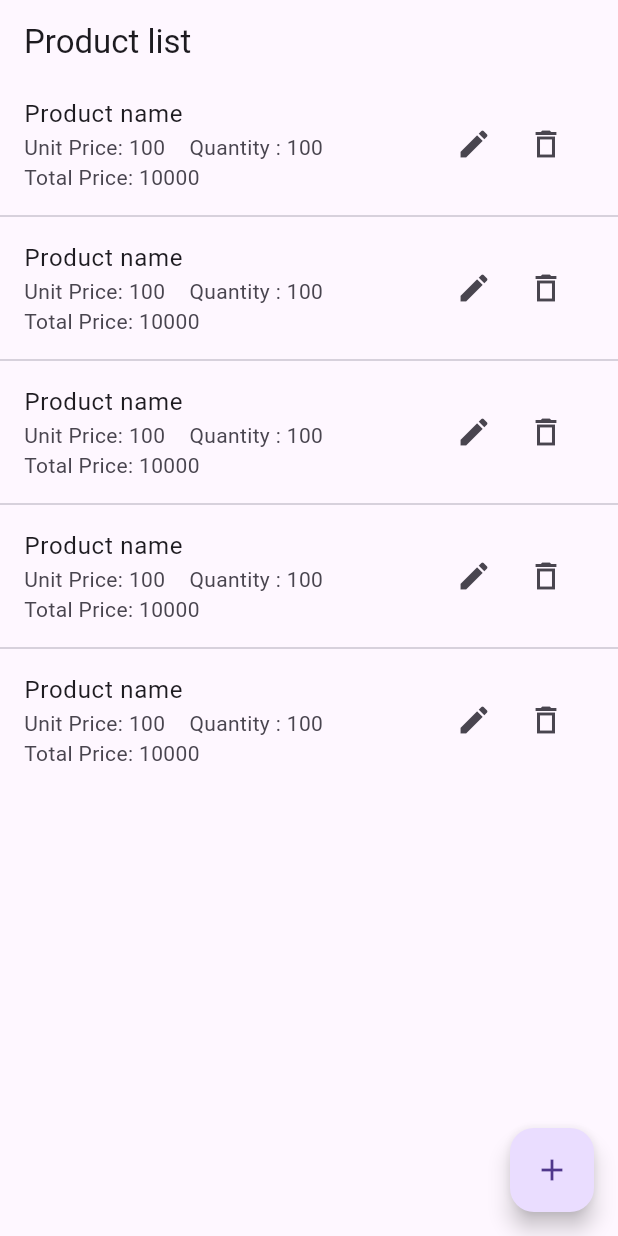
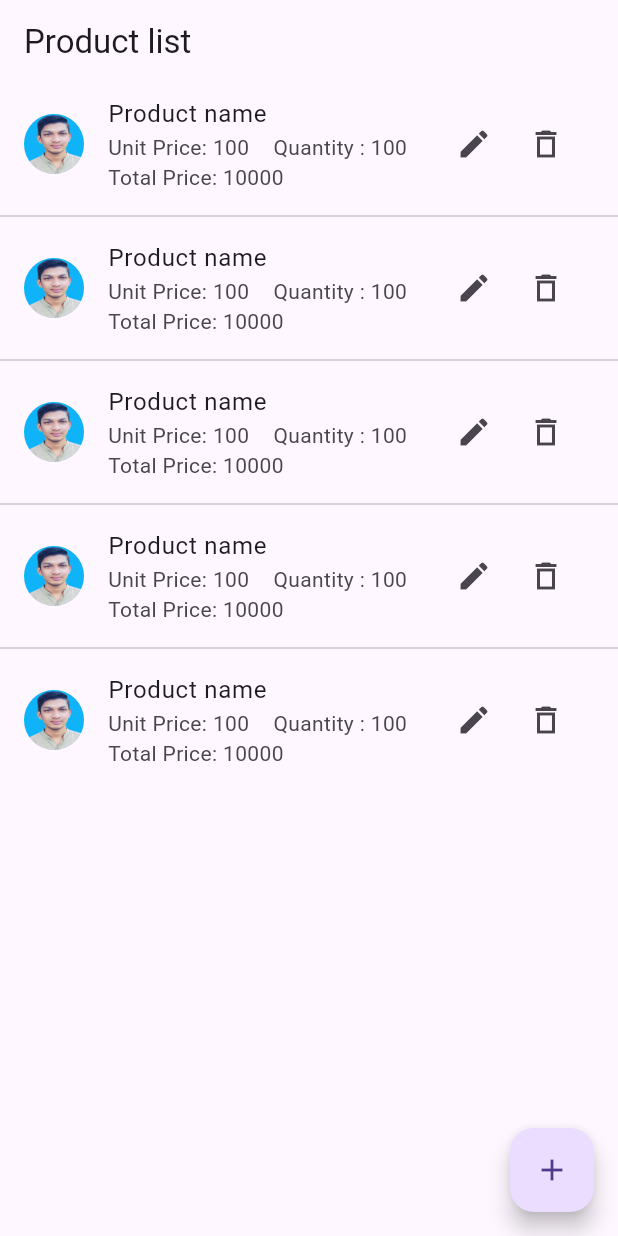
Before and after one commit to mdnahidhasan999/AppDevelopment, a Flutter app: the screen it shows after launch, on a phone screen of 412 x 824 dp. Run offline on Flutter 3.47's test engine with Material 3 defaults, Android fonts, the phone set to English and light mode, and no system bars.

Commit message:
update crud

```diff
--- a/lib/product_list_screen.dart
+++ b/lib/product_list_screen.dart
@@ -37,11 +37,7 @@ class _ProductListScreenState extends State<ProductListScreen> {
 
   Widget _buildProductItem() {
     return ListTile(
-      // leading: Image.network(
-      //   'https://static.nike.com/a/images/t_default/3d0dd096-7c9d-495c-bf41-adbb0b9ad737/sabrina-1-team-basketball-shoes-bVkR71.png',
-      //   height: 60,
-      //   width: 60,
-      // ),
+      leading: const CircleAvatar(backgroundImage: AssetImage('assets/images/profile_picture.jpg')),
       title: const Text('Product name'),
       subtitle: const Wrap(
         spacing: 16,
```
